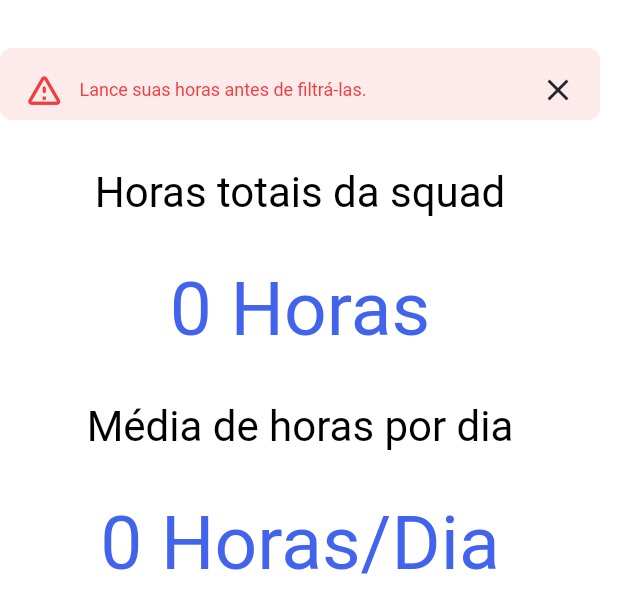
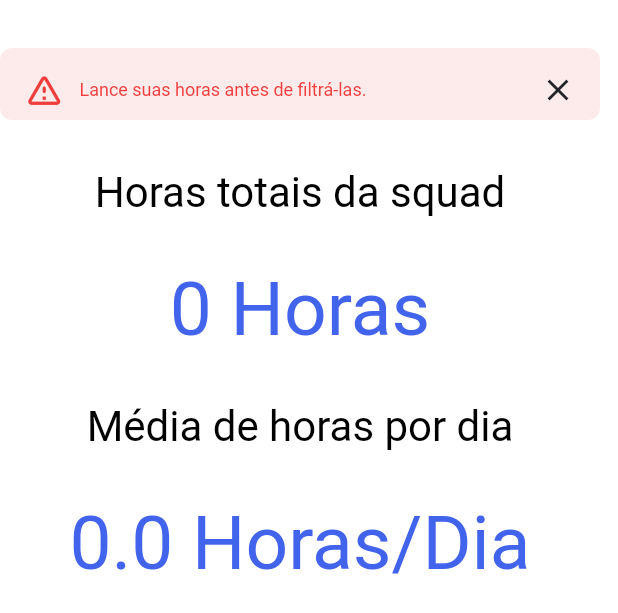
Before and after one commit to eliziariodm/desafio_pd_solucoes, a Flutter app: the ContainerDateWidget widget shown alone on an empty page, opened directly, on a phone screen of 412 x 824 dp. Shown: the top 613 px of the screen. Run offline on Flutter 3.47's test engine with Material 2 defaults, Android fonts, the phone set to English and light mode, and no system bars; our stand-ins replace flutter_svg, hive, hive_flutter; accounts and stored records are empty.

Commit message:
latest fixes

```diff
--- a/lib/app/modules/squads/widgets/container_date_widget.dart
+++ b/lib/app/modules/squads/widgets/container_date_widget.dart
@@ -15,7 +15,9 @@ class ContainerDateWidget extends StatelessWidget {
 
     return Consumer<SquadsController>(
       builder: (_, squads, __) {
-        return Column(
+        return SizedBox(
+          height: screen.isMobile(context) ? 590 : 600,
+          child: Column(
             children: [
               const SizedBox(height: 32),
               squads.auxReportsList.isEmpty
@@ -28,7 +30,9 @@ class ContainerDateWidget extends StatelessWidget {
                             squads.onClosedSquads();
                           },
                         )
-                : DataTable(
+                  : Expanded(
+                      child: SingleChildScrollView(
+                        child: DataTable(
                           columnSpacing: screen.isMobile(context) ? 10 : 130,
                           horizontalMargin: screen.isMobile(context) ? 10 : 30,
                           headingTextStyle: TextStyle(
@@ -64,7 +68,8 @@ class ContainerDateWidget extends StatelessWidget {
                                     Text(squads.auxEmployeesList[index].name),
                                   ),
                                   DataCell(
-                              Text(squads.auxReportsList[index].description),
+                                    Text(squads
+                                        .auxReportsList[index].description),
                                   ),
                                   DataCell(
                                     Text(squads.auxReportsList[index].spentHours
@@ -76,6 +81,8 @@ class ContainerDateWidget extends StatelessWidget {
                                 ],
                               );
                             },
+                          ),
+                        ),
                       ),
                     ),
               const SizedBox(height: 32),
@@ -97,12 +104,13 @@ class ContainerDateWidget extends StatelessWidget {
               ),
               const SizedBox(height: 32),
               Text(
-              '${squads.average.round()} Horas/Dia',
+                '${squads.average.toStringAsFixed(1)} Horas/Dia',
                 textAlign: TextAlign.center,
                 style: Theme.of(context).textTheme.bodyLarge,
               ),
               const SizedBox(height: 34),
             ],
+          ),
         );
       },
     );
```
Lines whose indentation alone changed are shown as unchanged.
